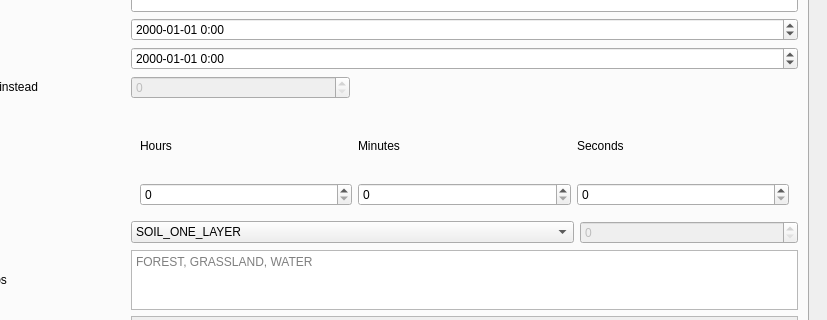
Before: the Qt Designer form qraven/qraven_dialog_base.ui in Scriptbash/QRaven, drawn with Qt 5; both pictures show x 310 to 1137 and y 332 to 652 of the 1137 by 774 pixel window.
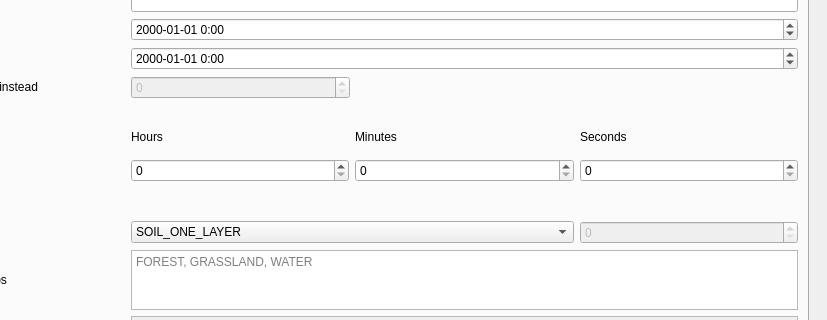
After: the same form once the commit is applied. Icons and pictures are not drawn. Custom widgets are drawn as their Qt base class.

Commit message: Fix time step padding

```diff
--- a/qraven/qraven_dialog_base.ui
+++ b/qraven/qraven_dialog_base.ui
@@ -282,6 +282,18 @@
               <item row="8" column="1" colspan="3">
                <widget class="QWidget" name="widget_3" native="true">
                 <layout class="QGridLayout" name="gridLayout_3">
+                 <property name="leftMargin">
+                  <number>0</number>
+                 </property>
+                 <property name="topMargin">
+                  <number>15</number>
+                 </property>
+                 <property name="rightMargin">
+                  <number>0</number>
+                 </property>
+                 <property name="bottomMargin">
+                  <number>33</number>
+                 </property>
                  <item row="0" column="1">
                   <widget class="QLabel" name="label_10">
                    <property name="text">
```
Left out of the diff: 28 changed lines with no effect on the pictures.
